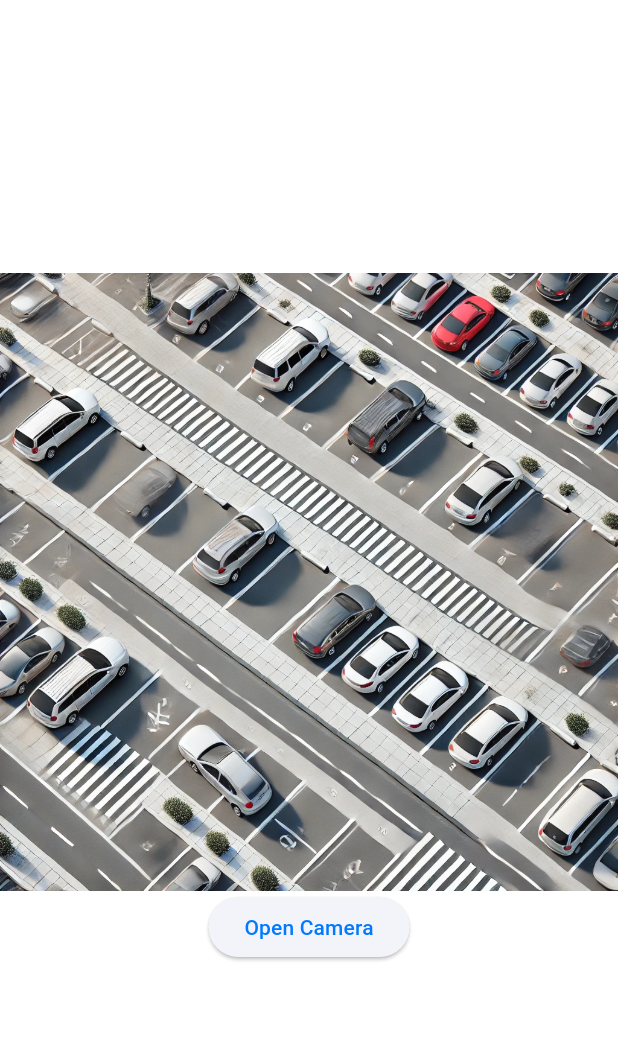
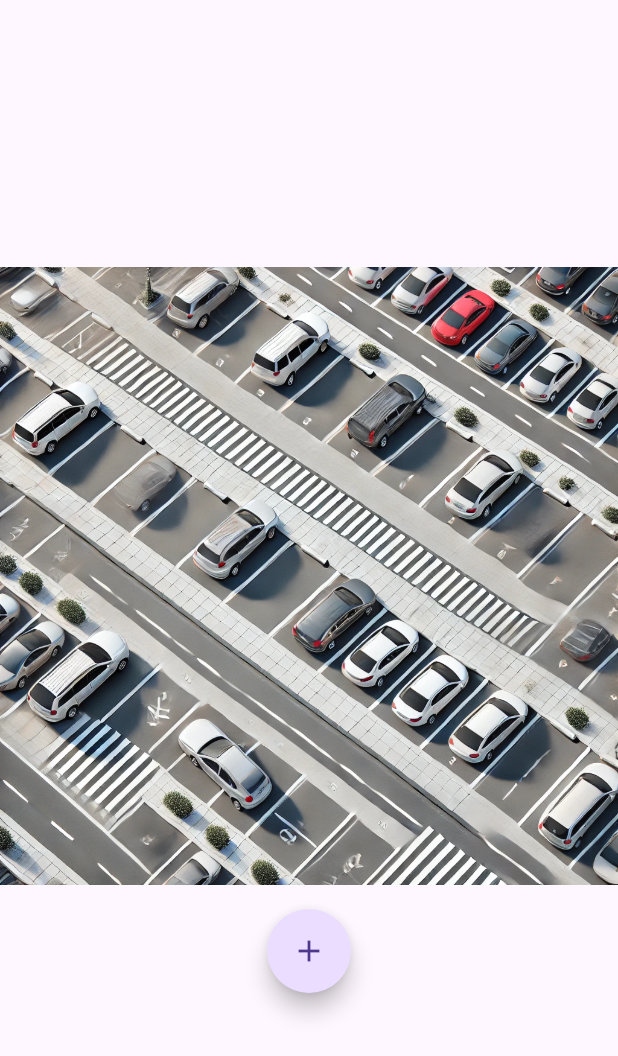
Before and after one commit to koreanhole/dropspot, a Flutter app: the screen it shows after launch, on a phone screen of 412 x 824 dp. Shown: the top 1056 px of the screen. Run offline on Flutter 3.47's test engine with Material 3 defaults, Android fonts, the phone set to English and light mode, and no system bars; our stand-ins replace image_picker, logger; missing offline and left inert: exif, google_mlkit_text_recognition.

Commit message:
Make add button

```diff
--- a/lib/components/camera_button.dart
+++ b/lib/components/camera_button.dart
@@ -23,9 +23,10 @@ class CameraButton extends StatelessWidget {
       }
     }
 
-    return ElevatedButton(
-      onPressed: openCamera,
-      child: Text("Open Camera"),
+    return FloatingActionButton(
+      onPressed: () => openCamera(),
+      shape: CircleBorder(),
+      child: Icon(Icons.add),
     );
   }
 }
--- a/lib/main.dart
+++ b/lib/main.dart
@@ -4,7 +4,7 @@ import 'package:dropspot/providers/parking_image_exif_provider.dart';
 import 'package:dropspot/providers/parking_image_provider.dart';
 import 'package:dropspot/providers/parking_level_text_provider.dart';
 import 'package:dropspot/screens/home_screen.dart';
-import 'package:flutter/cupertino.dart';
+import 'package:flutter/material.dart';
 import 'package:logger/web.dart';
 import 'package:provider/provider.dart';
 
@@ -49,10 +49,10 @@ class DropspotApp extends StatelessWidget {
 
   @override
   Widget build(BuildContext context) {
-    return CupertinoApp(
+    return MaterialApp(
       title: 'Dropspot',
-      theme: CupertinoThemeData(
-        primaryColor: CupertinoColors.systemBlue,
+      theme: ThemeData(
+        primaryColor: Colors.blue,
         brightness: Brightness.light,
       ),
       home: const HomeScreen(),
--- a/lib/screens/home_screen.dart
+++ b/lib/screens/home_screen.dart
@@ -4,7 +4,7 @@ import 'package:dropspot/components/camera_button.dart';
 import 'package:dropspot/components/image_datetime_text.dart';
 import 'package:dropspot/components/image_viewer.dart';
 import 'package:dropspot/components/recognized_parking_level_text.dart';
-import 'package:flutter/cupertino.dart';
+import 'package:flutter/material.dart';
 
 const HomeScreenLeftSpacer = SizedBox(width: 16);
 
@@ -13,14 +13,16 @@ class HomeScreen extends StatelessWidget {
 
   @override
   Widget build(BuildContext context) {
-    return CupertinoPageScaffold(
-      child: Center(
+    return Scaffold(
+      body: Center(
         child: Column(
           mainAxisAlignment: MainAxisAlignment.center,
           children: <Widget>[
             RecognizedParkingLevelText(),
             ImageDateTimeText(),
+            SizedBox(height: 16),
             ImageViewer(),
+            SizedBox(height: 16),
             CameraButton(),
           ],
         ),
```
